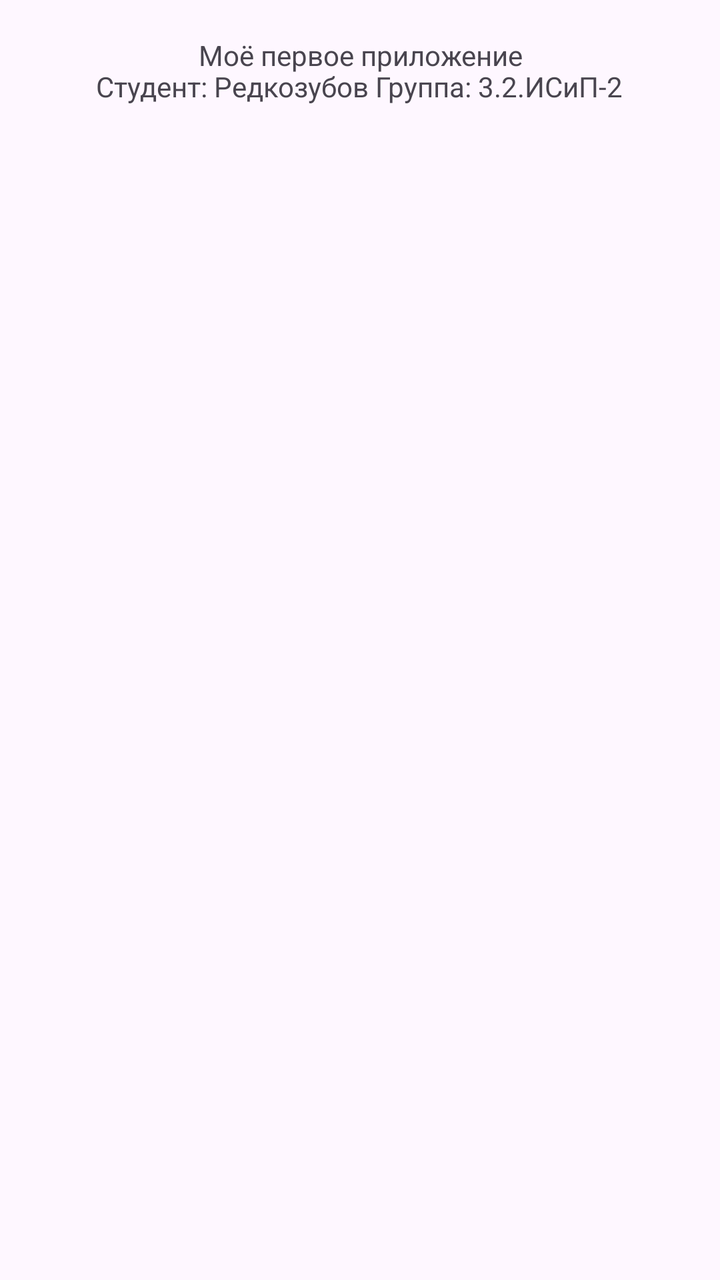
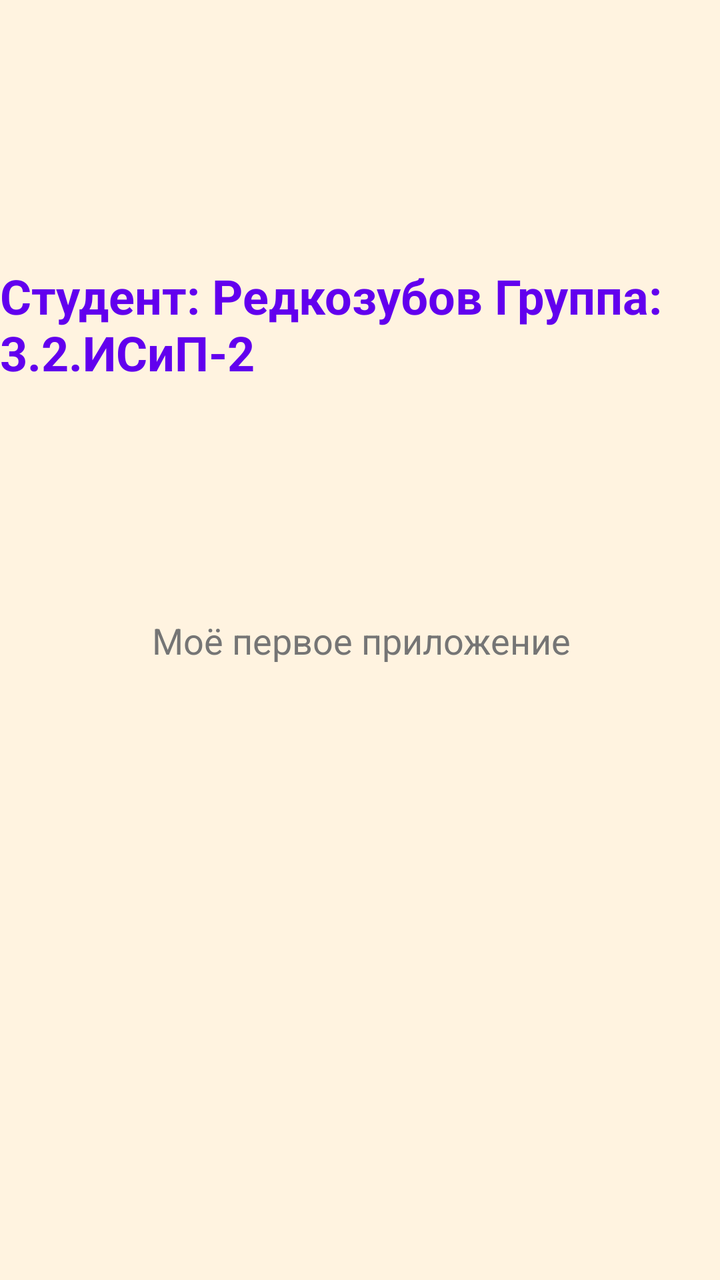

Compare the two renders of this Android layout. The source of the first and the diff that turns it into the second are given below.
<!-- AndroidManifest.xml: application theme Theme.RDA777322 -->
<!-- res/layout/activity_main.xml -->
<?xml version="1.0" encoding="utf-8"?>
<androidx.constraintlayout.widget.ConstraintLayout xmlns:android="http://schemas.android.com/apk/res/android"
    xmlns:app="http://schemas.android.com/apk/res-auto"
    xmlns:tools="http://schemas.android.com/tools"
    android:id="@+id/main"
    android:layout_width="match_parent"
    android:layout_height="match_parent"
    tools:context=".MainActivity">

    <TextView
        android:id="@+id/textView"
        android:layout_width="wrap_content"
        android:layout_height="wrap_content"
        android:text="Студент: Редкозубов Группа: 3.2.ИСиП-2"
        app:layout_constraintBottom_toBottomOf="parent"
        app:layout_constraintEnd_toEndOf="parent"
        app:layout_constraintHorizontal_bias="0.496"
        app:layout_constraintStart_toStartOf="parent"
        app:layout_constraintTop_toTopOf="parent"
        app:layout_constraintVertical_bias="0.054" />

    <TextView
        android:layout_width="wrap_content"
        android:layout_height="wrap_content"
        android:text="Моё первое приложение"
        app:layout_constraintBottom_toBottomOf="parent"
        app:layout_constraintEnd_toEndOf="parent"
        app:layout_constraintHorizontal_bias="0.502"
        app:layout_constraintStart_toStartOf="parent"
        app:layout_constraintTop_toTopOf="parent"
        app:layout_constraintVertical_bias="0.029" />

</androidx.constraintlayout.widget.ConstraintLayout>
<!-- resources referenced by this layout -->
<resources>
  <style name="Theme.RDA777322" parent="Base.Theme.RDA777322" />
  <style name="Base.Theme.RDA777322" parent="Theme.Material3.DayNight.NoActionBar">
          
          
      </style>
</resources>

<!-- the commit's change to res/layout/activity_main.xml (unified diff, before → after) -->
@@ -5,6 +5,7 @@
     android:id="@+id/main"
     android:layout_width="match_parent"
     android:layout_height="match_parent"
+    android:background="@color/background_light"
     tools:context=".MainActivity">
 
     <TextView
@@ -12,22 +13,29 @@
         android:layout_width="wrap_content"
         android:layout_height="wrap_content"
         android:text="Студент: Редкозубов Группа: 3.2.ИСиП-2"
-        app:layout_constraintBottom_toBottomOf="parent"
-        app:layout_constraintEnd_toEndOf="parent"
-        app:layout_constraintHorizontal_bias="0.496"
+        android:textColor="@color/text_primary"
+        android:textSize="@dimen/text_size_title"
+        android:textStyle="bold"
+        app:layout_constraintBottom_toTopOf="@+id/textViewStudent"
+        app:layout_constraintLeft_toLeftOf="parent"
+        app:layout_constraintRight_toRightOf="parent"
         app:layout_constraintStart_toStartOf="parent"
         app:layout_constraintTop_toTopOf="parent"
-        app:layout_constraintVertical_bias="0.054" />
+        android:layout_marginTop="@dimen/margin_standard"/>
 
     <TextView
+        android:id="@+id/textViewStudent"
         android:layout_width="wrap_content"
         android:layout_height="wrap_content"
         android:text="Моё первое приложение"
+        android:textColor="@color/text_secondary"
+        android:textSize="@dimen/text_size_body"
+        android:gravity="center"
         app:layout_constraintBottom_toBottomOf="parent"
         app:layout_constraintEnd_toEndOf="parent"
         app:layout_constraintHorizontal_bias="0.502"
         app:layout_constraintStart_toStartOf="parent"
         app:layout_constraintTop_toTopOf="parent"
-        app:layout_constraintVertical_bias="0.029" />
+        android:layout_margin="@dimen/margin_standard"/>
 
 </androidx.constraintlayout.widget.ConstraintLayout>
<!-- resource entries referenced after the edit -->
@@ -1,5 +1,11 @@
 <!-- resources referenced by this layout -->
 <resources>
+  <color name="background_light">#FFF3E0</color>
+  <color name="text_primary">#FF6200EE</color>
+  <color name="text_secondary">#757575</color>
+  <dimen name="margin_standard">16dp</dimen>
+  <dimen name="text_size_body">18sp</dimen>
+  <dimen name="text_size_title">24sp</dimen>
   <style name="Theme.RDA777322" parent="Base.Theme.RDA777322" />
   <style name="Base.Theme.RDA777322" parent="Theme.Material3.DayNight.NoActionBar">
           
